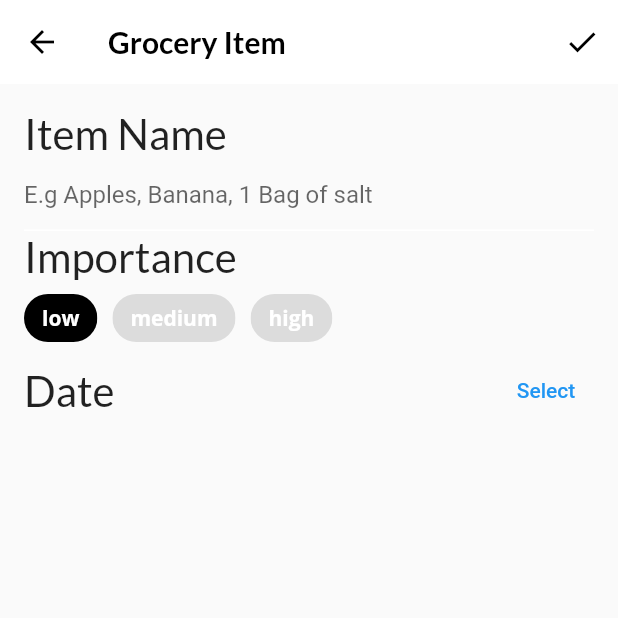
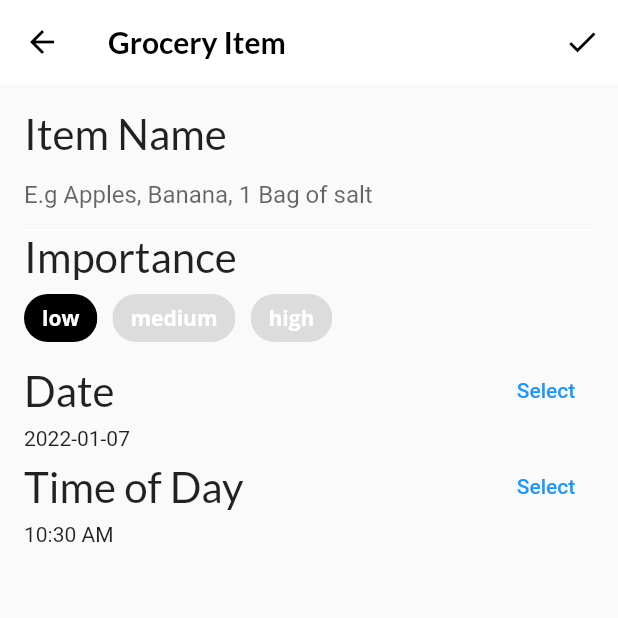
Before and after one commit to chawatvish/flutter_apprentice_book, a Flutter app: the screen it shows after launch, item 3 of the bottom bar chosen, after a tap on the "add" icon, on a phone screen of 412 x 824 dp, the top half of it. Run offline on Flutter 3.47's test engine with Material 2 defaults, Android fonts, the phone set to English and light mode, and no system bars; our stand-ins replace google_fonts; project files that could hold a hidden picture were left out.

Commit message:
Added time picker

```diff
--- a/04-interactive-widgets/project/lib/screens/grocery_item_screen.dart
+++ b/04-interactive-widgets/project/lib/screens/grocery_item_screen.dart
@@ -1,5 +1,6 @@
 import 'package:flutter/material.dart';
 import 'package:google_fonts/google_fonts.dart';
+import 'package:intl/intl.dart';
 
 import '../models/models.dart';
 
@@ -84,7 +85,7 @@ class _GroceryItemScreenState extends State<GroceryItemScreen> {
             buildNameField(),
             buildImportanceField(),
             buildDateField(context),
-            // TODO 16: Add time picker
+            buildTimeField(context),
             // TODO 17: Add color picker
             // TODO 18: Add slider
             // TODO: 19: Add Grocery Tile
@@ -204,11 +205,42 @@ class _GroceryItemScreenState extends State<GroceryItemScreen> {
             ),
           ],
         ),
+        Text('${DateFormat('yyyy-MM-dd').format(_dueDate)}'),
       ],
     );
   }
 
-  // TODO: Add buildTimeField()
+  Widget buildTimeField(BuildContext context) {
+    return Column(
+      crossAxisAlignment: CrossAxisAlignment.start,
+      children: [
+        Row(
+          mainAxisAlignment: MainAxisAlignment.spaceBetween,
+          children: [
+            Text(
+              'Time of Day',
+              style: GoogleFonts.lato(fontSize: 28.0),
+            ),
+            TextButton(
+              child: const Text('Select'),
+              onPressed: () async {
+                final timeOfDay = await showTimePicker(
+                  context: context,
+                  initialTime: TimeOfDay.now(),
+                );
+                setState(() {
+                  if (timeOfDay != null) {
+                    _timeOfDay = timeOfDay;
+                  }
+                });
+              },
+            ),
+          ],
+        ),
+        Text('${_timeOfDay.format(context)}'),
+      ],
+    );
+  }
 
   // TODO: Add buildColorPicker()
 
```
